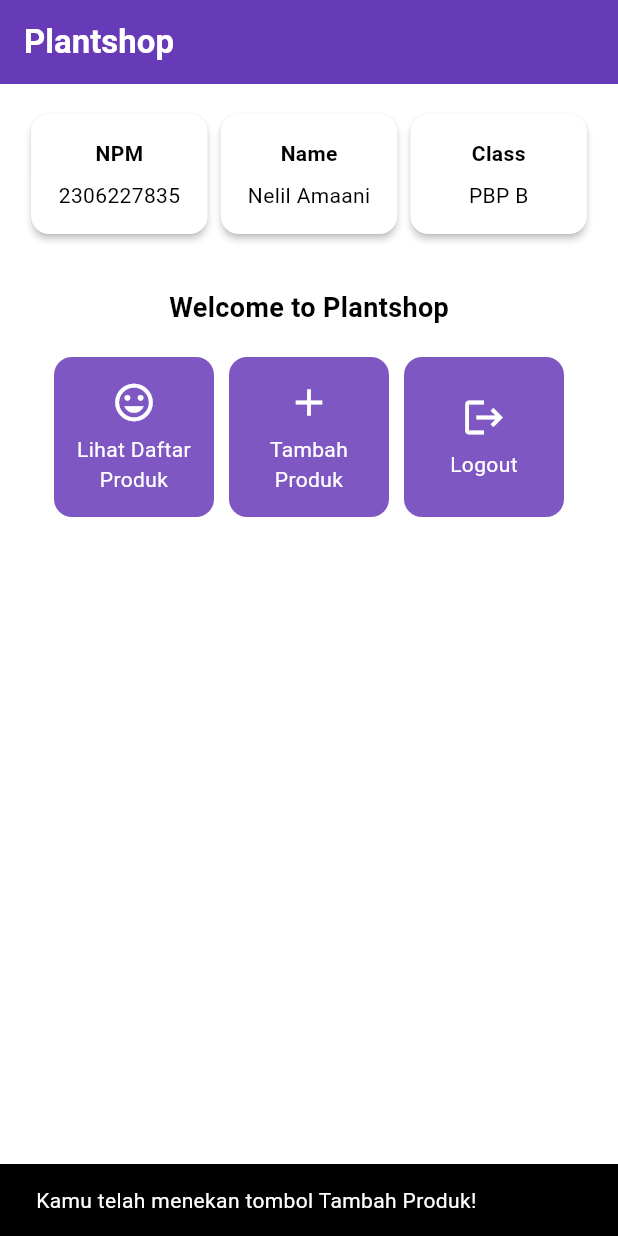
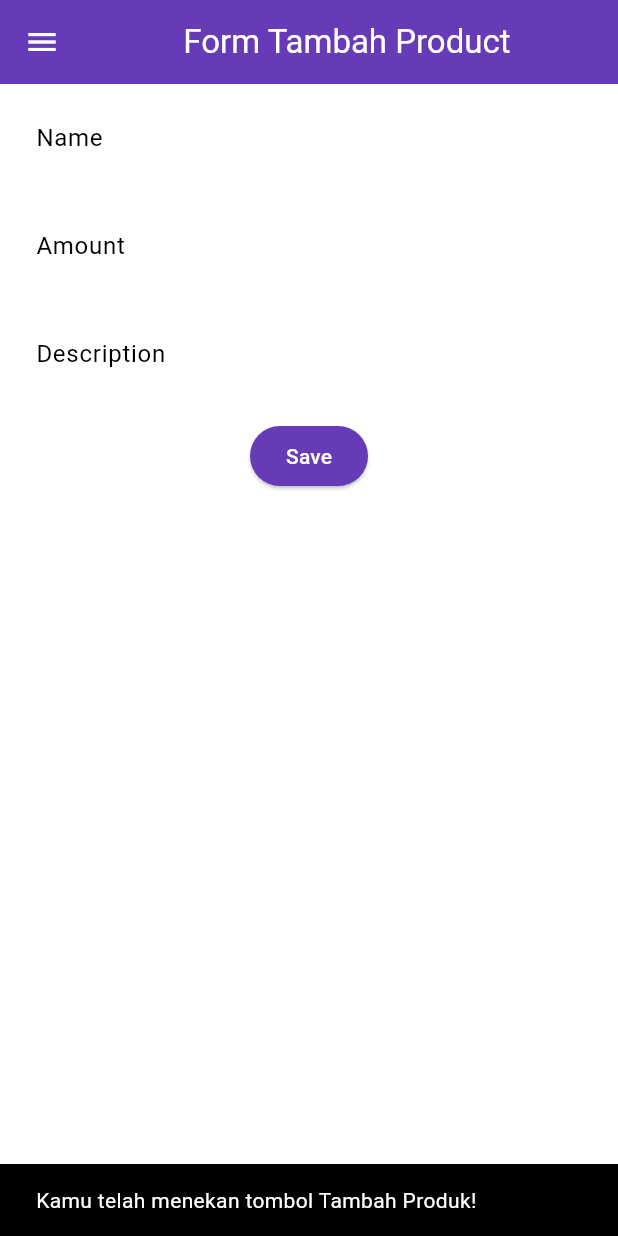
Before and after one commit to nelil21/plantshop-mobile, a Flutter app: the screen it shows after launch, after a tap on "Tambah Produk", on a phone screen of 412 x 824 dp. Run offline on Flutter 3.47's test engine with Material 3 defaults, Android fonts, the phone set to English and light mode, and no system bars.

Commit message:
menyelesaikan tugas 8

```diff
--- a/lib/main.dart
+++ b/lib/main.dart
@@ -1,5 +1,5 @@
 import 'package:flutter/material.dart';
-import 'package:plantshop/menu.dart';
+import 'package:plantshop/screens/menu.dart';
 
 void main() {
   runApp(const MyApp());
--- a/lib/menu.dart
+++ b/lib/screens/menu.dart
@@ -1,4 +1,6 @@
 import 'package:flutter/material.dart';
+import 'package:plantshop/widgets/left_drawer.dart'; // Impor drawer
+import 'package:plantshop/widgets/product_card.dart'; // Impor ItemCard dan ItemHomepage
 
 class MyHomePage extends StatelessWidget {
   MyHomePage({super.key});
@@ -7,7 +9,7 @@
   final String className = 'PBP B'; // Kelas
 
   final List<ItemHomepage> items = [
-         ItemHomepage("Lihat Daftar Produk", Icons.mood),
+         ItemHomepage("Lihat Produk", Icons.mood),
          ItemHomepage("Tambah Produk", Icons.add),
          ItemHomepage("Logout", Icons.logout),
      ];
@@ -18,7 +20,7 @@
     return Scaffold(
       // AppBar adalah bagian atas halaman yang menampilkan judul.
       appBar: AppBar(
-        // Judul aplikasi "Mental Health Tracker" dengan teks putih dan tebal.
+        // Judul aplikasi "Plantshop" dengan teks putih dan tebal.
         title: const Text(
           'Plantshop',
           style: TextStyle(
@@ -26,9 +28,12 @@
             fontWeight: FontWeight.bold,
           ),
         ),
+        // Mengganti warna icon drawer menjadi putih
+        iconTheme: const IconThemeData(color: Colors.white),
         // Warna latar belakang AppBar diambil dari skema warna tema aplikasi.
         backgroundColor: Theme.of(context).colorScheme.primary,
       ),
+      drawer: const LeftDrawer(),
       // Body halaman dengan padding di sekelilingnya.
       body: Padding(
         padding: const EdgeInsets.all(16.0),
@@ -124,65 +129,3 @@
     );
   }
 }
-
-class ItemHomepage {
-    final String name;
-    final IconData icon;
-
-    ItemHomepage(this.name, this.icon);
-}
-
-
-class ItemCard extends StatelessWidget {
-  // Menampilkan kartu dengan ikon dan nama.
-
-  final ItemHomepage item;
-
-  const ItemCard(this.item, {super.key});
-
-  @override
-  Widget build(BuildContext context) {
-    return Material(
-      // Menentukan warna latar belakang dari tema aplikasi.
-      color: Theme.of(context).colorScheme.secondary,
-      // Membuat sudut kartu melengkung.
-      borderRadius: BorderRadius.circular(12),
-
-      child: InkWell(
-        // Aksi ketika kartu ditekan.
-        onTap: () {
-          // Menampilkan pesan SnackBar saat kartu ditekan.
-          ScaffoldMessenger.of(context)
-            ..hideCurrentSnackBar()
-            ..showSnackBar(
-              SnackBar(content: Text("Kamu telah menekan tombol ${item.name}!"))
-            );
-        },
-        // Container untuk menyimpan Icon dan Text
-        child: Container(
-          padding: const EdgeInsets.all(8),
-          child: Center(
-            child: Column(
-              // Menyusun ikon dan teks di tengah kartu.
-              mainAxisAlignment: MainAxisAlignment.center,
-              children: [
-                Icon(
-                  item.icon,
-                  color: Colors.white,
-                  size: 30.0,
-                ),
-                const Padding(padding: EdgeInsets.all(3)),
-                Text(
-                  item.name,
-                  textAlign: TextAlign.center,
-                  style: const TextStyle(color: Colors.white),
-                ),
-              ],
-            ),
-          ),
-        ),
-      ),
-    );
-  }
-
-}
--- /dev/null
+++ b/lib/screens/productentry_form.dart
@@ -0,0 +1,162 @@
+import 'package:flutter/material.dart';
+import 'package:plantshop/widgets/left_drawer.dart';
+
+
+class ProductEntryFormPage extends StatefulWidget {
+  const ProductEntryFormPage({super.key});
+
+  @override
+  State<ProductEntryFormPage> createState() => _ProductEntryFormPageState();
+}
+
+class _ProductEntryFormPageState extends State<ProductEntryFormPage> {
+  final _formKey = GlobalKey<FormState>();
+  String _name = "";
+	int _amount = 0;
+	String _description = "";
+
+  @override
+  Widget build(BuildContext context) {
+    return Scaffold(
+      appBar: AppBar(
+        title: const Center(
+          child: Text(
+            'Form Tambah Product ',
+          ),
+        ),
+        backgroundColor: Theme.of(context).colorScheme.primary,
+        foregroundColor: Colors.white,
+      ),
+      drawer: const LeftDrawer(),
+      body: Form(
+        key: _formKey,
+        child: SingleChildScrollView(child: Column(
+          crossAxisAlignment: CrossAxisAlignment.start,
+            children: [
+              Padding(
+                padding: const EdgeInsets.all(8.0),
+                child: TextFormField(
+                  decoration: InputDecoration(
+                    hintText: "Name",
+                    labelText: "Name",
+                    border: OutlineInputBorder(
+                      borderRadius: BorderRadius.circular(5.0),
+                    ),
+                  ),
+                  onChanged: (String? value) {
+                    setState(() {
+                      _name = value!;
+                    });
+                  },
+                  validator: (String? value) {
+                    if (value == null || value.isEmpty) {
+                      return "Nama tidak boleh kosong!";
+                    }
+                    return null;
+                  },
+                ),
+              ),
+              Padding(
+                padding: const EdgeInsets.all(8.0),
+                child: TextFormField(
+                  decoration: InputDecoration(
+                    hintText: "Amount",
+                    labelText: "Amount",
+                    border: OutlineInputBorder(
+                      borderRadius: BorderRadius.circular(5.0),
+                    ),
+                  ),
+                  onChanged: (String? value) {
+                    setState(() {
+                      _amount = int.tryParse(value!) ?? 0;
+                    });
+                  },
+                   validator: (String? value) {
+                      if (value == null || value.isEmpty) {
+                        return "Jumlah intensity tidak boleh kosong!";
+                      }
+                      if (int.tryParse(value) == null) {
+                        return "Jumlah intensity harus berupa angka!";
+                      }
+                      return null;
+                    },
+                ),
+              ),
+                Padding(
+                  padding: const EdgeInsets.all(8.0),
+                  child: TextFormField(
+                    decoration: InputDecoration(
+                      hintText: "Description",
+                      labelText: "Description",
+                      border: OutlineInputBorder(
+                        borderRadius: BorderRadius.circular(5.0),
+                      ),
+                    ),
+                    onChanged: (String? value) {
+                      setState(() {
+                        _description = value!;
+                      });
+                    },
+                    validator: (String? value) {
+                      if (value == null || value.isEmpty) {
+                        return "Deskripsi tidak boleh kosong!";
+                      }
+                      return null;
+                    },
+                  ),
+                ),
+               Align(
+                alignment: Alignment.bottomCenter,
+                child: Padding(
+                  padding: const EdgeInsets.all(8.0),
+                  child: ElevatedButton(
+                    style: ButtonStyle(
+                      backgroundColor: MaterialStateProperty.all(
+                          Theme.of(context).colorScheme.primary),
+                    ),
+                    onPressed: () {
+                      if (_formKey.currentState!.validate()) {
+                        showDialog(
+                          context: context,
+                          builder: (context) {
+                            return AlertDialog(
+                              title: const Text('Produk berhasil tersimpan'),
+                              content: SingleChildScrollView(
+                                child: Column(
+                                  crossAxisAlignment: CrossAxisAlignment.start,
+                                  children: [
+                                    Text("Product: $_name\nAmount: $_amount\nDescription: $_description"),
+                                    // TODO: Munculkan value-value lainnya
+                                  ],
+                                ),
+                              ),
+                              actions: [
+                                TextButton(
+                                  child: const Text('OK'),
+                                  onPressed: () {
+                                    Navigator.pop(context);
+                                    _formKey.currentState!.reset();
+                                  },
+                                ),
+                              ],
+                            );
+                          },
+                        );
+                      }
+                    },
+                    child: const Text(
+                      "Save",
+                      style: TextStyle(color: Colors.white),
+                    ),
+                  ),
+
+                ),
+              ),
+            ],
+        )
+        ),
+
+      ),
+    );
+  }
+}
--- /dev/null
+++ b/lib/widgets/left_drawer.dart
@@ -0,0 +1,68 @@
+import 'package:flutter/material.dart';
+import 'package:plantshop/screens/menu.dart';
+import 'package:plantshop/screens/productentry_form.dart';
+
+
+class LeftDrawer extends StatelessWidget {
+  const LeftDrawer({super.key});
+
+  @override
+  Widget build(BuildContext context) {
+    return Drawer(
+      child: ListView(
+        children: [
+          DrawerHeader(
+             decoration: BoxDecoration(
+              color: Theme.of(context).colorScheme.primary,
+            ),
+            child: const Column(
+              children: [
+                Text(
+                  'Plantsop',
+                  textAlign: TextAlign.center,
+                  style: TextStyle(
+                    fontSize: 24,
+                    fontWeight: FontWeight.bold,
+                    color: Colors.white,
+                  ),
+                ),
+                Padding(padding: EdgeInsets.all(8)),
+                Text(
+                  "Ayo Temukan Tanaman yang kamu suka disini !",
+                  style: TextStyle(fontSize: 15, color: Colors.white),
+                  textAlign: TextAlign.center,
+                ),
+              ],
+            ),
+          ),
+            ListTile(
+            leading: const Icon(Icons.home_outlined),
+            title: const Text('Halaman Utama'),
+            // Bagian redirection ke MyHomePage
+            onTap: () {
+              Navigator.pushReplacement(
+                  context,
+                  MaterialPageRoute(
+                    builder: (context) => MyHomePage(),
+                  ));
+            },
+          ),
+          ListTile(
+            leading: const Icon(Icons.mood),
+            title: const Text('Tambah Produk'),
+            // Bagian redirection ke ProductEntryFormPage
+            onTap: () {
+              Navigator.push(
+                context,
+                MaterialPageRoute(builder: (context) => const ProductEntryFormPage(),
+                )
+              );
+            },
+
+          ),
+
+        ],
+      ),
+    );
+  }
+}
--- /dev/null
+++ b/lib/widgets/product_card.dart
@@ -0,0 +1,71 @@
+import 'package:flutter/material.dart';
+import 'package:plantshop/screens/productentry_form.dart';
+
+class ItemHomepage {
+  final String name;
+  final IconData icon;
+
+  ItemHomepage(this.name, this.icon);
+}
+
+class ItemCard extends StatelessWidget {
+  // Menampilkan kartu dengan ikon dan nama.
+
+  final ItemHomepage item;
+
+  const ItemCard(this.item, {super.key});
+
+  @override
+  Widget build(BuildContext context) {
+    return Material(
+      // Menentukan warna latar belakang dari tema aplikasi.
+      color: Theme.of(context).colorScheme.secondary,
+      // Membuat sudut kartu melengkung.
+      borderRadius: BorderRadius.circular(12),
+
+      child: InkWell(
+        // Area responsif terhadap sentuhan
+        onTap: () {
+          // Memunculkan SnackBar ketika diklik
+          ScaffoldMessenger.of(context)
+            ..hideCurrentSnackBar()
+            ..showSnackBar(SnackBar(
+                content: Text("Kamu telah menekan tombol ${item.name}!")));
+
+          // Navigate ke route yang sesuai (tergantung jenis tombol)
+          if (item.name == "Tambah Produk") {
+            Navigator.push(
+              context,
+              MaterialPageRoute(
+                builder: (context) => const ProductEntryFormPage(),
+              ),
+            );
+          }
+        },
+        // Container untuk menyimpan Icon dan Text
+        child: Container(
+          padding: const EdgeInsets.all(8),
+          child: Center(
+            child: Column(
+              // Menyusun ikon dan teks di tengah kartu.
+              mainAxisAlignment: MainAxisAlignment.center,
+              children: [
+                Icon(
+                  item.icon,
+                  color: Colors.white,
+                  size: 30.0,
+                ),
+                const Padding(padding: EdgeInsets.all(3)),
+                Text(
+                  item.name,
+                  textAlign: TextAlign.center,
+                  style: const TextStyle(color: Colors.white),
+                ),
+              ],
+            ),
+          ),
+        ),
+      ),
+    );
+  }
+}
```
Also changed, not shown: 1 other file. Lines whose indentation alone changed are shown as unchanged.
